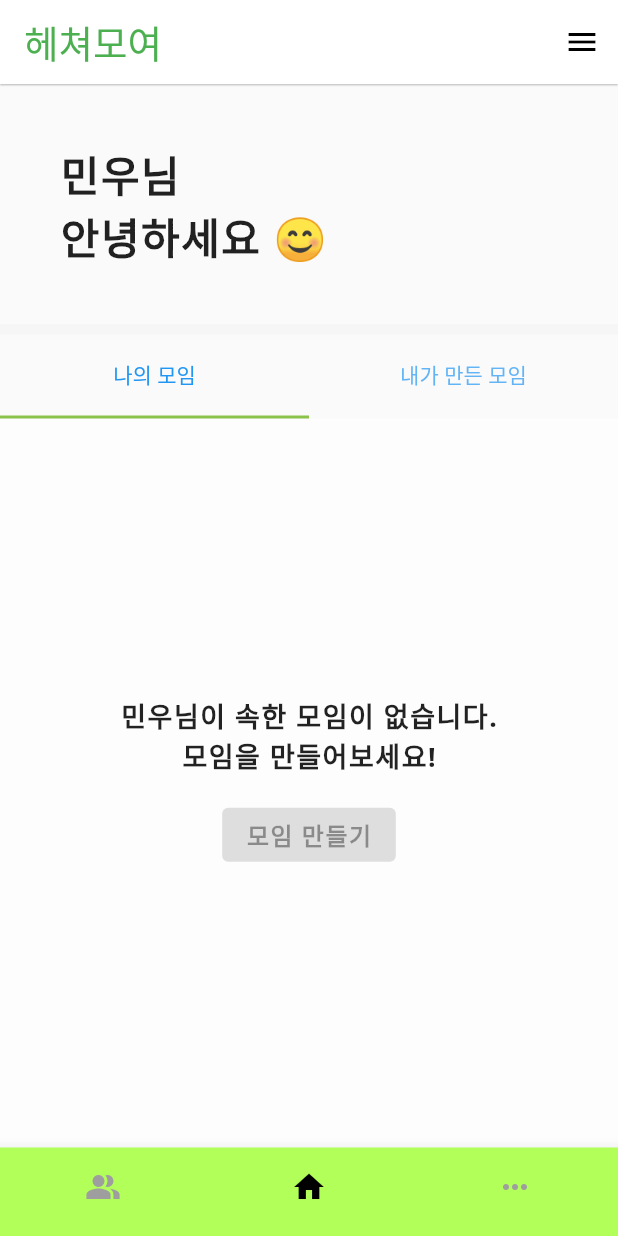
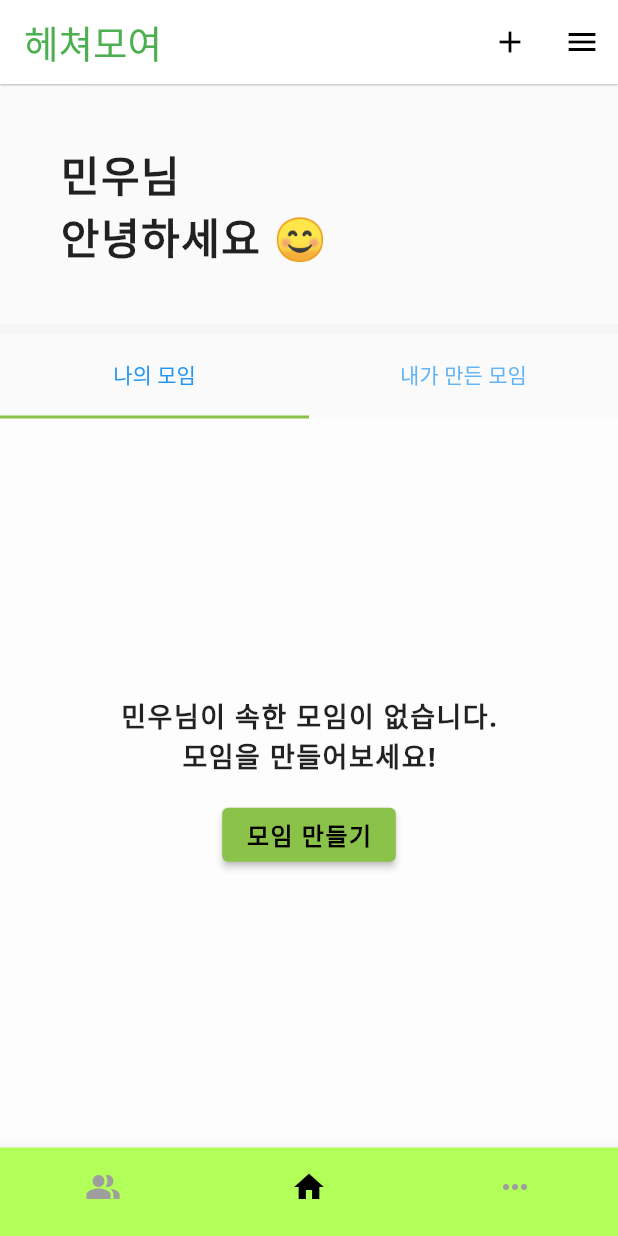
Before and after one commit to HMWG/getTogether-Android, a Flutter app: the screen it shows after launch, on a phone screen of 412 x 824 dp. Run offline on Flutter 3.47's test engine with Material 2 defaults, Android fonts, the phone set to English and light mode, and no system bars; drawn by our look-alikes of contained_tab_bar_view; our stand-ins replace get; Roboto replaces fonts that are missing (yeonSung).

Commit message:
:bug: fix : 홈스크린 탭 수정 및 버튼 오류 수정

```diff
--- a/lib/createmeetingscreen/meetinginfoscreen.dart
+++ b/lib/createmeetingscreen/meetinginfoscreen.dart
@@ -33,7 +33,7 @@ class _MeetingInfoScreenState extends State<MeetingInfoScreen> {
                 children: [
                   Text('모임 정보를 입력해주세요',
                       style: TextStyle(
-                          fontSize: 28,
+                          fontSize: 24,
                           fontWeight: FontWeight.bold,
                           letterSpacing: 1.0)),
                   SizedBox(
--- a/lib/mainscreen/homescreen.dart
+++ b/lib/mainscreen/homescreen.dart
@@ -29,7 +29,18 @@ class _HomeScreenState extends State<HomeScreen> {
           centerTitle: false,
           elevation: 0.5,
           backgroundColor: Colors.white,
-          actions: [IconButton(onPressed: () {}, icon: Icon(Icons.menu))],
+          actions: [
+            IconButton(
+                onPressed: () {
+                  Navigator.push(
+                    context,
+                    MaterialPageRoute(
+                        builder: (context) => MeetingInfoScreen()),
+                  );
+                },
+                icon: Icon(Icons.add)),
+            IconButton(onPressed: () {}, icon: Icon(Icons.menu))
+          ],
         ),
         body: Container(
             child: Column(
@@ -71,8 +82,20 @@ class _HomeScreenState extends State<HomeScreen> {
                   height: double.infinity,
                   child: ContainedTabBarView(
                     tabs: [
-                      Text('나의 모임'),
-                      Text('내가 만든 모임'),
+                      Container(
+                        height: 80,
+                        alignment: Alignment.center,
+                        child: Text(
+                          '나의 모임',
+                        ),
+                      ),
+                      Container(
+                        height: 80,
+                        alignment: Alignment.center,
+                        child: Text(
+                          '내가 만든 모임',
+                        ),
+                      ),
                     ],
                     views: [
                       Container(
@@ -105,7 +128,14 @@ class _HomeScreenState extends State<HomeScreen> {
                                       height: 15,
                                     ),
                                     ElevatedButton(
-                                        onPressed: null,
+                                        onPressed: () {
+                                          Navigator.push(
+                                            context,
+                                            MaterialPageRoute(
+                                                builder: (context) =>
+                                                    MeetingInfoScreen()),
+                                          );
+                                        },
                                         child: Text(
                                           '모임 만들기',
                                           style: TextStyle(
```
Also changed, not shown: pubspec.lock, 1 other file.
